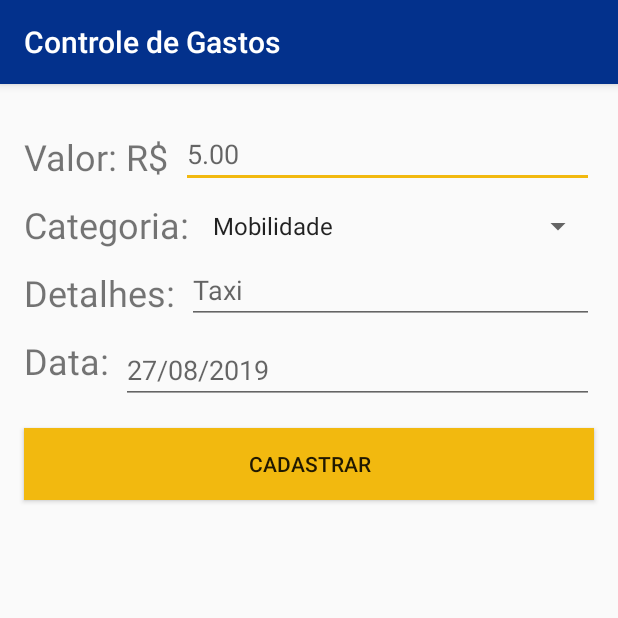
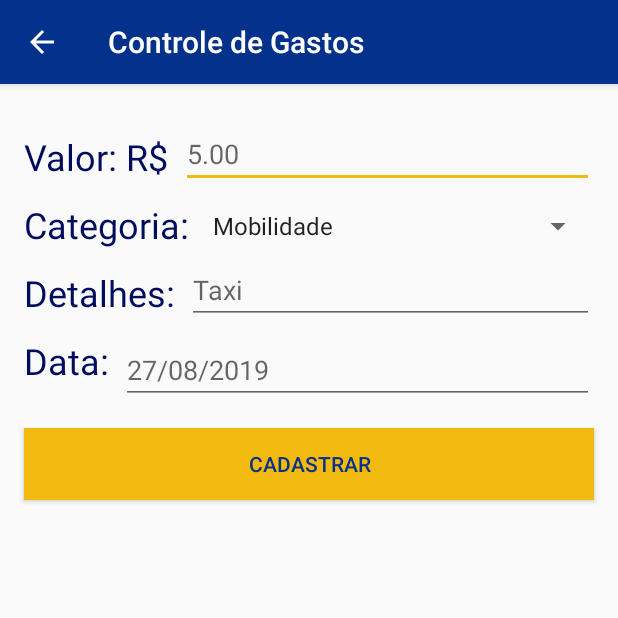
Before and after one commit to ezequiel-primaz/ControleDeGastos, an Android app: the screen it shows after launch (MainActivity), after a tap on "Novo Gasto", on a phone screen of 412 x 824 dp, the top half of it. Run offline under Robolectric (Android 15) with nearby library versions, the phone set to English and light mode, and no system bars.

Commit message:
Minor fixes.

```diff
--- a/app/src/main/java/com/example/controledegastos/DateInputMask.java
+++ b/app/src/main/java/com/example/controledegastos/DateInputMask.java
@@ -9,7 +9,7 @@ import java.util.Calendar;
 public class DateInputMask implements TextWatcher {
 
     private String current = "";
-    private String ddmmyyyy = "DDMMYYYY";
+    private String ddmmyyyy = "DDMMAAAA";
     private Calendar cal = Calendar.getInstance();
     private EditText input;
 
--- a/app/src/main/java/com/example/controledegastos/MainActivity.java
+++ b/app/src/main/java/com/example/controledegastos/MainActivity.java
@@ -26,6 +26,9 @@ public class MainActivity extends AppCompatActivity implements AdapterView.OnIte
     protected void onCreate(Bundle savedInstanceState) {
         super.onCreate(savedInstanceState);
         setContentView(R.layout.activity_main);
+
+        assert getSupportActionBar() != null;   //null check
+        getSupportActionBar().setDisplayHomeAsUpEnabled(true);   //show back button
 
         edtDate = findViewById(R.id.edtDate);
         edtValor = findViewById(R.id.edtValor);
@@ -139,4 +142,10 @@ public class MainActivity extends AppCompatActivity implements AdapterView.OnIte
     public void onNothingSelected(AdapterView<?> adapterView) {
         // do something
     }
+
+    @Override
+    public boolean onSupportNavigateUp(){
+        finish();
+        return true;
+    }
 }
--- a/app/src/main/res/layout/activity_main.xml
+++ b/app/src/main/res/layout/activity_main.xml
@@ -13,6 +13,7 @@
         android:layout_marginStart="16dp"
         android:layout_marginTop="32dp"
         android:text="@string/app_valor"
+        android:textColor="@color/colorPrimaryDark"
         android:textSize="24sp"
         app:layout_constraintStart_toStartOf="parent"
         app:layout_constraintTop_toTopOf="parent" />
@@ -27,6 +28,7 @@
         android:ems="10"
         android:hint="@string/app_valor_hint"
         android:inputType="numberDecimal"
+        android:textColor="@android:color/black"
         app:layout_constraintEnd_toEndOf="parent"
         app:layout_constraintStart_toEndOf="@+id/textView2"
         app:layout_constraintTop_toTopOf="parent" />
@@ -37,6 +39,7 @@
         android:layout_height="wrap_content"
         android:layout_marginTop="8dp"
         android:text="@string/app_categoria"
+        android:textColor="@color/colorPrimaryDark"
         android:textSize="24sp"
         app:layout_constraintStart_toStartOf="@+id/textView2"
         app:layout_constraintTop_toBottomOf="@+id/edtValor" />
@@ -58,6 +61,7 @@
         android:layout_height="wrap_content"
         android:layout_marginTop="16dp"
         android:text="@string/app_detalhes"
+        android:textColor="@color/colorPrimaryDark"
         android:textSize="24sp"
         app:layout_constraintStart_toStartOf="@+id/textView4"
         app:layout_constraintTop_toBottomOf="@+id/spinner_categoria" />
@@ -72,6 +76,7 @@
         android:ems="10"
         android:hint="@string/app_taxi_hint"
         android:inputType="textPersonName"
+        android:textColor="@android:color/black"
         app:layout_constraintEnd_toEndOf="parent"
         app:layout_constraintStart_toEndOf="@+id/textView6"
         app:layout_constraintTop_toBottomOf="@+id/spinner_categoria" />
@@ -82,6 +87,7 @@
         android:layout_height="wrap_content"
         android:layout_marginTop="8dp"
         android:text="@string/app_data"
+        android:textColor="@color/colorPrimaryDark"
         android:textSize="24sp"
         app:layout_constraintStart_toStartOf="@+id/textView6"
         app:layout_constraintTop_toBottomOf="@+id/edtDetalhes" />
@@ -95,6 +101,7 @@
         android:ems="10"
         android:hint="@string/app_data_hint"
         android:inputType="date"
+        android:textColor="@android:color/black"
         app:layout_constraintEnd_toEndOf="parent"
         app:layout_constraintStart_toEndOf="@+id/textView7"
         app:layout_constraintTop_toTopOf="@+id/textView7" />
@@ -108,6 +115,7 @@
         android:layout_marginEnd="16dp"
         android:background="@color/colorAccent"
         android:text="@string/app_cadastrar"
+        android:textColor="@color/colorPrimary"
         app:layout_constraintEnd_toEndOf="parent"
         app:layout_constraintStart_toStartOf="parent"
         app:layout_constraintTop_toBottomOf="@+id/edtDate" />
--- a/app/src/main/res/layout/list_gasto.xml
+++ b/app/src/main/res/layout/list_gasto.xml
@@ -23,6 +23,7 @@
         android:layout_height="wrap_content"
         android:layout_marginStart="8dp"
         android:text="@string/app_valor"
+        android:textColor="@color/colorPrimaryDark"
         android:textSize="18sp"
         app:layout_constraintStart_toEndOf="@+id/imgCategoria"
         app:layout_constraintTop_toTopOf="@+id/imgCategoria" />
@@ -33,6 +34,7 @@
         android:layout_height="wrap_content"
         android:layout_marginStart="8dp"
         android:layout_marginEnd="16dp"
+        android:textColor="@android:color/black"
         android:textSize="18sp"
         app:layout_constraintEnd_toEndOf="parent"
         app:layout_constraintStart_toEndOf="@+id/textView"
@@ -44,6 +46,7 @@
         android:layout_height="wrap_content"
         android:layout_marginTop="8dp"
         android:text="@string/app_data"
+        android:textColor="@color/colorPrimaryDark"
         android:textSize="18sp"
         app:layout_constraintStart_toStartOf="@+id/textView"
         app:layout_constraintTop_toBottomOf="@+id/textView" />
@@ -54,6 +57,7 @@
         android:layout_height="wrap_content"
         android:layout_marginStart="8dp"
         android:layout_marginEnd="16dp"
+        android:textColor="@android:color/black"
         android:textSize="18sp"
         app:layout_constraintEnd_toEndOf="parent"
         app:layout_constraintStart_toEndOf="@+id/textView3"
@@ -65,6 +69,7 @@
         android:layout_height="wrap_content"
         android:layout_marginTop="8dp"
         android:text="@string/app_detalhes"
+        android:textColor="@color/colorPrimaryDark"
         android:textSize="18sp"
         app:layout_constraintStart_toStartOf="@+id/textView3"
         app:layout_constraintTop_toBottomOf="@+id/textView3" />
@@ -75,6 +80,7 @@
         android:layout_height="wrap_content"
         android:layout_marginStart="8dp"
         android:layout_marginEnd="16dp"
+        android:textColor="@android:color/black"
         android:textSize="18sp"
         app:layout_constraintEnd_toEndOf="parent"
         app:layout_constraintStart_toEndOf="@+id/textView5"
--- a/app/src/main/res/values/strings.xml
+++ b/app/src/main/res/values/strings.xml
@@ -28,6 +28,13 @@
     <string name="app_category_content_description_home">Categoria: Casa</string>
     <string name="app_category_content_description_other">Categoria: Outra</string>
 
+    <string name="app_delete_error_messege">Erro ao deletar registro</string>
+    <string name="app_insert_error_messege">Erro ao inserir registro</string>
+    <string name="app_update_error_messege">Erro ao atualizar registro</string>
+    <string name="app_update_success_messege">Registro atualizado com sucesso</string>
+    <string name="app_delete_success_messege">Registro deletado com sucesso</string>
+    <string name="app_insert_success_messege">Registro inserido com sucesso</string>
+
     <string-array name="array_categorias_valores">
         <item>Mobilidade</item>
         <item>Saúde</item>
```
Also changed, not shown: app/src/main/java/com/example/controledegastos/GastoDao.java (+8 -6 lines).
